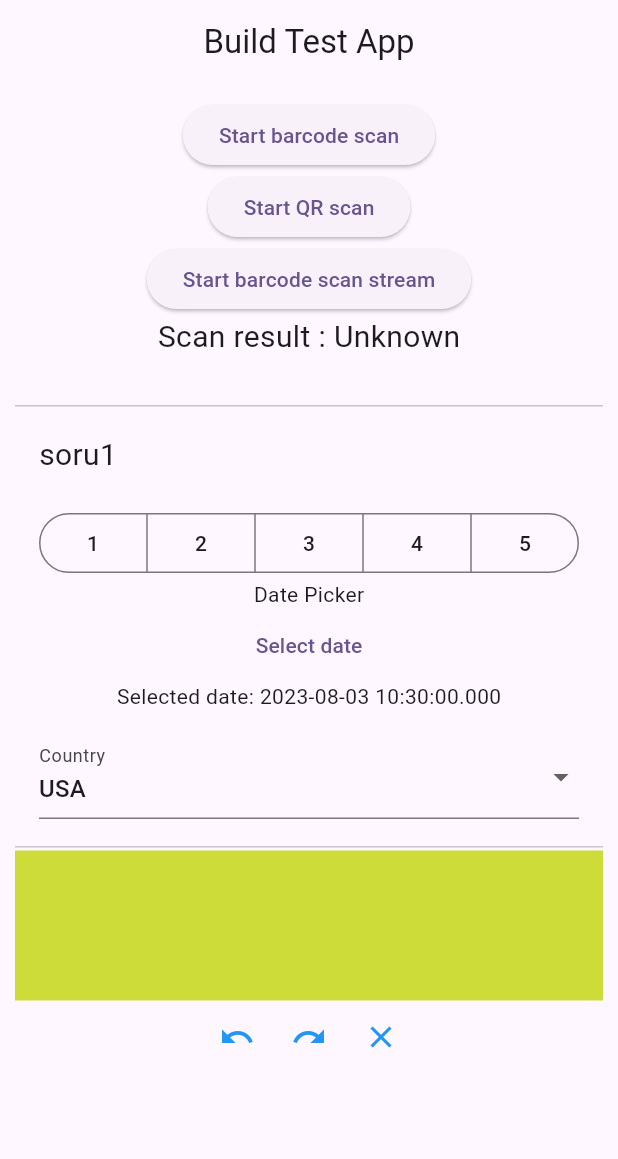
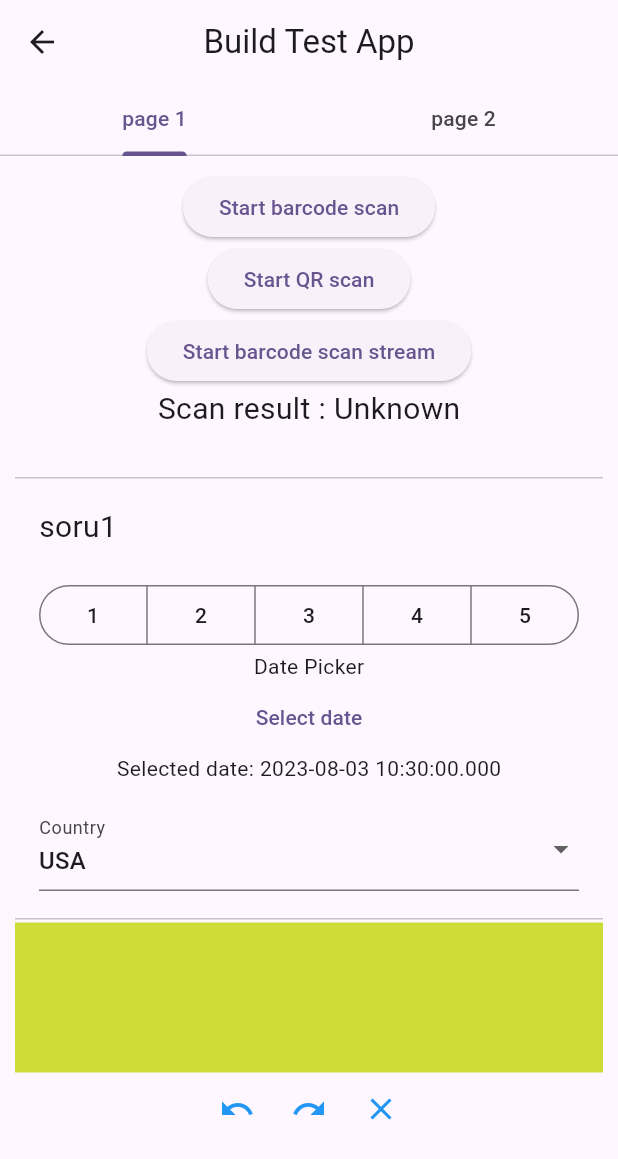
Before and after one commit to BerkayGulen/flutter-build-test, a Flutter app: the screen it shows after launch, on a phone screen of 412 x 824 dp. Shown: the top 1159 px of the screen. Run offline on Flutter 3.47's test engine with Material 2 defaults, Android fonts, the phone set to English and light mode, and no system bars; drawn by our look-alikes of signature; our stand-ins replace flutter_svg; missing offline and left inert: flutter_barcode_scanner.

Commit message:
TabBar added

```diff
--- /dev/null
+++ b/lib/PageOne.dart
@@ -0,0 +1,26 @@
+import 'package:build_test_app/components/BarcodScannerWidget.dart';
+import 'package:build_test_app/components/Home.dart';
+import 'package:build_test_app/components/Layout1.dart';
+import 'package:flutter/material.dart';
+
+class PageOne extends StatelessWidget {
+  const PageOne({super.key});
+
+  @override
+  Widget build(BuildContext context) {
+    return(
+    Padding(
+      padding: const EdgeInsets.all(10.0),
+      child: Column(
+        children: [
+          BarcodScannerWidget(),
+          Divider(height: 5,),
+          Layout1(),
+          Divider(height: 5,),
+          Home(),
+        ],
+      ),
+    )
+    );
+  }
+}
--- a/lib/main.dart
+++ b/lib/main.dart
@@ -1,3 +1,5 @@
+import 'package:build_test_app/PageOne.dart';
+import 'package:build_test_app/PageTwo.dart';
 import 'package:build_test_app/components/BarcodScannerWidget.dart';
 import 'package:build_test_app/components/Layout1.dart';
 import 'package:flutter/material.dart';
@@ -6,6 +8,11 @@ import 'components/Home.dart';
 
 void main() {
   runApp(MaterialApp(
+    initialRoute: '/home',
+    routes: {
+      '/home': (context) => MyApp(),
+
+    },
     title: 'Flutter Demo',
     theme: ThemeData(
       colorScheme: ColorScheme.fromSeed(seedColor: Colors.deepPurple),
@@ -19,24 +26,24 @@ class MyApp extends StatelessWidget {
   const MyApp({super.key});
 
   @override
-  Widget build(BuildContext context) {
-    return Scaffold(
+  Widget build(BuildContext context) => DefaultTabController(length: 2, child:  Scaffold(
     appBar: AppBar(
       title: Text("Build Test App"),
       centerTitle: true,
-      ),
-      body: Padding(
-        padding: const EdgeInsets.all(10.0),
-        child: Column(
-          children: [
-            BarcodScannerWidget(),
-            Divider(height: 5,),
-            Layout1(),
-            Divider(height: 5,),
-            Home(),
+      bottom: TabBar(
+        tabs: [
+          Tab(text: "page 1",),
+          Tab(text: "page 2",)
+
         ],
       ),
     ),
+    body:TabBarView(
+      children: [
+        PageOne(),
+        PageTwo(),
+      ],
+    ),
+  )
   );
 }
-}
```
Also changed, not shown: lib/PageTwo.dart (added, +12 -0 lines). Lines whose indentation alone changed are shown as unchanged.
